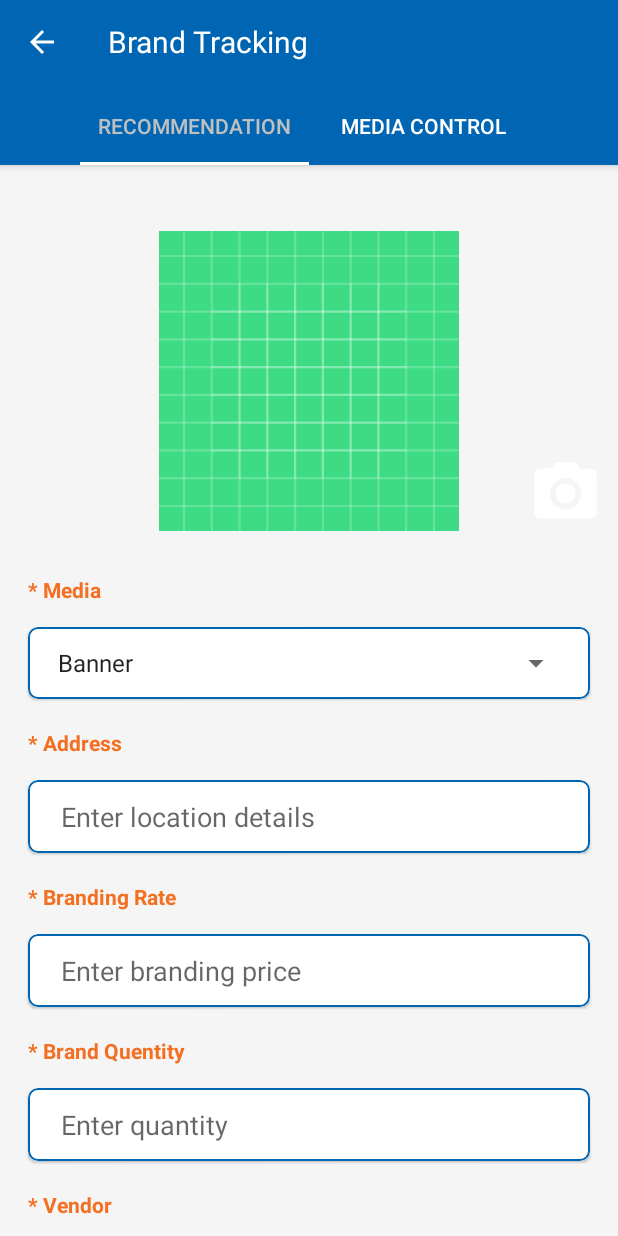
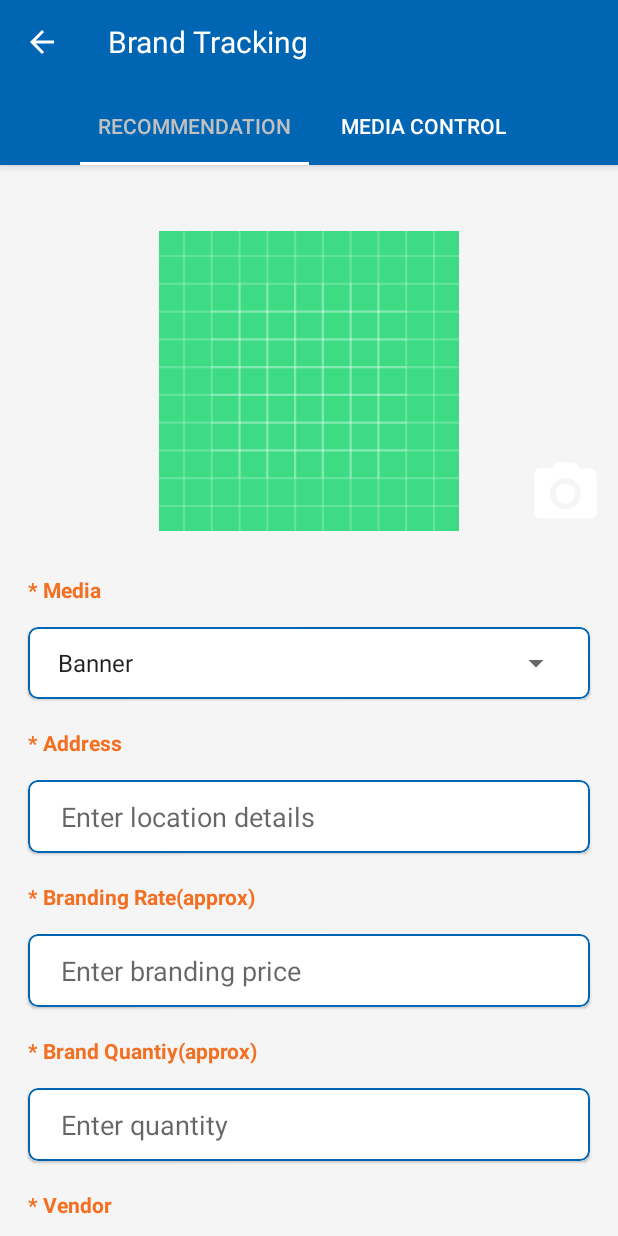
Before and after one commit to CBgourabAndroid/CRMRetail, an Android app: the BrandTrackActivity screen opened directly, with no data from a screen before it, on a phone screen of 412 x 824 dp. Run offline under Robolectric (Android 15) with nearby library versions, the phone set to English and light mode, and no system bars.

Commit message:
12.08.2020

```diff
--- a/app/src/main/java/com/crmretail/activity/EventAddActivity.kt
+++ b/app/src/main/java/com/crmretail/activity/EventAddActivity.kt
@@ -138,7 +138,7 @@ class EventAddActivity : AppCompatActivity() {
             callDataList()
         }
 
-        checkConnection()
+       // checkConnection()
     }
 
     private fun checkConnection() {
@@ -254,9 +254,9 @@ class EventAddActivity : AppCompatActivity() {
 
                     if (eventType.equals("Mason Meet")||eventType.equals("Engineer Meet")){
 
-                        multiTxtH.setText("* Customers")
+                        multiTxtH.setText("* Dealer/Distributor")
                         locationEtd.setText("")
-                        locationEtd.setHint("Enter customer name")
+                        locationEtd.setHint("Enter dealer/distributor name")
                     }
                     else{
                         multiTxtH.setText("* Location")
--- a/app/src/main/res/layout/contain_brand_track.xml
+++ b/app/src/main/res/layout/contain_brand_track.xml
@@ -167,7 +167,7 @@
                             android:layout_marginLeft="18.7dp"
                             android:layout_marginTop="19dp"
                             android:layout_marginRight="18.9dp"
-                            android:text="* Branding Rate"
+                            android:text="* Branding Rate(approx)"
                             android:textColor="@color/logoColorTwo"
                             android:textStyle="bold" />
 
@@ -213,7 +213,7 @@
                             android:layout_marginLeft="18.7dp"
                             android:layout_marginTop="19dp"
                             android:layout_marginRight="18.9dp"
-                            android:text="* Brand Quentity"
+                            android:text="* Brand Quantiy(approx)"
                             android:textColor="@color/logoColorTwo"
                             android:textStyle="bold" />
 
```
Also changed, not shown: app/src/main/java/com/crmretail/activity/AttendanceActivity.kt (+19 -2 lines).
